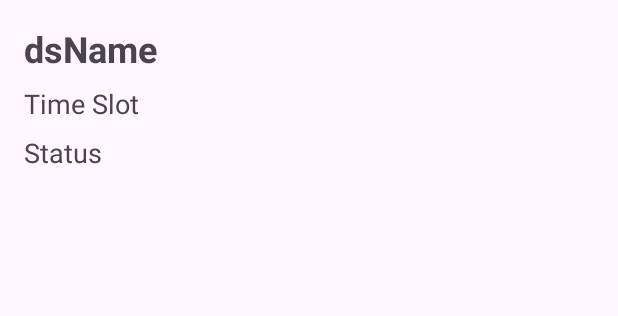
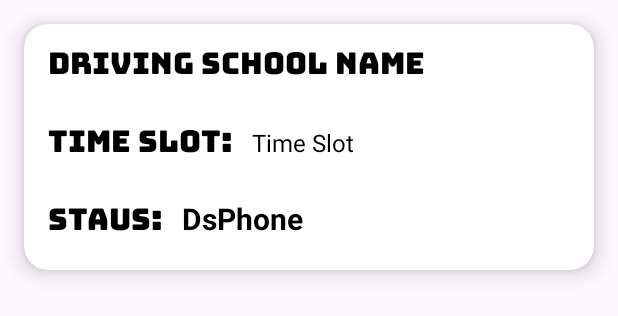
Before and after one commit to AnoopVL/AhenUser-Android, an Android app: the layout booking_request_item.xml on its own in the app's theme, with its tools: preview values and no code run, on a phone screen of 412 x 824 dp. Shown: the top 316 px of the screen. Run offline under Robolectric (Android 15) with nearby library versions, the phone set to English and light mode, and no system bars; Roboto replaces fonts that are not available here.

Commit message:
payNow button addede

```diff
--- a/app/src/main/java/com/avl/ahenuser/HistoryAdapter.java
+++ b/app/src/main/java/com/avl/ahenuser/HistoryAdapter.java
@@ -5,6 +5,7 @@ import android.content.Context;
 import android.view.LayoutInflater;
 import android.view.View;
 import android.view.ViewGroup;
+import android.widget.Button;
 import android.widget.TextView;
 
 import androidx.annotation.NonNull;
@@ -50,17 +51,25 @@ public class HistoryAdapter extends RecyclerView.Adapter<HistoryAdapter.ViewHold
         TextView drivingSchoolName;
         TextView timeSlot;
         TextView status;
+        Button payNow;
 
         public ViewHolder(@NonNull View itemView) {
             super(itemView);
             drivingSchoolName = itemView.findViewById(R.id.drivingSchoolName);
             timeSlot = itemView.findViewById(R.id.timeSlot);
             status = itemView.findViewById(R.id.status);
+            payNow = itemView.findViewById(R.id.payNow);
         }
         public void bind(BookingRequests booking) {
             drivingSchoolName.setText(booking.getDsName());
-            timeSlot.setText("Time Slot: " + booking.getTimeSlot());
-            status.setText("Status: " + booking.getStatus());
+            timeSlot.setText(booking.getTimeSlot());
+            status.setText(booking.getStatus());
+
+            if (booking.getStatus().equalsIgnoreCase("accepted")) {
+                payNow.setVisibility(View.VISIBLE);
+            } else {
+                payNow.setVisibility(View.GONE);
+            }
         }
     }
 }
--- a/app/src/main/java/com/avl/ahenuser/HistoryFragment.java
+++ b/app/src/main/java/com/avl/ahenuser/HistoryFragment.java
@@ -85,8 +85,6 @@ public class HistoryFragment extends Fragment {
                              Bundle savedInstanceState) {
         View view = inflater.inflate(R.layout.fragment_history, container, false);
         mAuth = FirebaseAuth.getInstance();
-//        userPhone = mAuth.getCurrentUser().getPhoneNumber(); // Assuming phone number is used for authentication
-
 
         mDatabase = FirebaseDatabase.getInstance().getReference();
 
@@ -109,10 +107,8 @@ public class HistoryFragment extends Fragment {
                 if (!userPhoneStr.isEmpty()) {
                     fetchBookingHistory(userPhoneStr);
                 } else {
-                    // Show message to enter user phone number
                     Toast.makeText(getContext(), "Please enter user phone number", Toast.LENGTH_SHORT).show();
                 }
-//                fetchBookingHistory(userPhoneStr);
             }
         });
         return view;
--- a/app/src/main/res/layout/booking_request_item.xml
+++ b/app/src/main/res/layout/booking_request_item.xml
@@ -1,33 +1,132 @@
 <?xml version="1.0" encoding="utf-8"?>
-<LinearLayout
-    xmlns:android="http://schemas.android.com/apk/res/android"
+<androidx.cardview.widget.CardView xmlns:android="http://schemas.android.com/apk/res/android"
     android:layout_width="match_parent"
     android:layout_height="wrap_content"
-    android:orientation="vertical"
-    android:padding="16dp">
+    xmlns:app="http://schemas.android.com/apk/res-auto"
+    app:cardElevation="8dp"
+    app:cardCornerRadius="16dp"
+    android:layout_margin="16dp"
+    android:layout_marginTop="8dp"
+    >
 
+    <LinearLayout
+        android:layout_width="match_parent"
+        android:layout_height="wrap_content"
+        android:layout_marginLeft="16dp"
+        android:layout_marginBottom="8dp"
+        android:layout_marginRight="16dp"
+        android:orientation="vertical">
+
+        <LinearLayout
+            android:layout_width="wrap_content"
+            android:layout_height="wrap_content"
+            android:layout_gravity="left"
+            android:orientation="horizontal"
+            >
             <TextView
                 android:id="@+id/drivingSchoolName"
                 android:layout_width="wrap_content"
                 android:layout_height="wrap_content"
-        android:text="dsName"
-        android:textSize="24sp"
-        android:textStyle="bold" />
+                android:textSize="20dp"
+                android:text="Driving School Name"
+                android:textColor="@color/black"
+                android:fontFamily="@font/bungee"
+                />
+        </LinearLayout>
 
+        <LinearLayout
+            android:layout_width="wrap_content"
+            android:layout_height="wrap_content"
+            android:layout_gravity="left"
+            android:orientation="horizontal">
+            <TextView
+                android:layout_width="wrap_content"
+                android:layout_height="wrap_content"
+                android:textSize="20dp"
+                android:text="Time Slot: "
+                android:textColor="@color/black"
+                android:fontFamily="@font/bungee"
+                />
             <TextView
                 android:id="@+id/timeSlot"
                 android:layout_width="wrap_content"
                 android:layout_height="wrap_content"
+                android:textSize="16dp"
+                android:layout_marginLeft="8dp"
                 android:text="Time Slot"
-        android:textSize="18sp"
-        android:layout_marginTop="8dp" />
+                android:textColor="@color/black"
+                />
+        </LinearLayout>
 
+        <LinearLayout
+            android:layout_width="wrap_content"
+            android:layout_height="wrap_content"
+            android:layout_gravity="left"
+            android:orientation="horizontal">
+            <TextView
+                android:layout_width="wrap_content"
+                android:layout_height="wrap_content"
+                android:textSize="20dp"
+                android:text="Staus: "
+                android:textColor="@color/black"
+                android:fontFamily="@font/bungee"
+                />
             <TextView
                 android:id="@+id/status"
                 android:layout_width="wrap_content"
                 android:layout_height="wrap_content"
-        android:text="Status"
-        android:textSize="18sp"
-        android:layout_marginTop="8dp" />
+                android:textSize="20sp"
+                android:layout_marginLeft="8dp"
+                android:text="DsPhone"
+                android:textStyle="bold"
+                android:textColor="@color/black"
+                />
+        </LinearLayout>
+
+        <Button
+            android:id="@+id/payNow"
+            android:layout_width="wrap_content"
+            android:layout_height="wrap_content"
+            android:text="Pay Now!!"
+            android:backgroundTint="@color/purple"
+            android:fontFamily="@font/bungee"
+            android:layout_gravity="center_horizontal"
+            android:visibility="gone"
+            />
 
     </LinearLayout>
+
+
+</androidx.cardview.widget.CardView>
+<!--<LinearLayout-->
+<!--    xmlns:android="http://schemas.android.com/apk/res/android"-->
+<!--    android:layout_width="match_parent"-->
+<!--    android:layout_height="wrap_content"-->
+<!--    android:orientation="vertical"-->
+<!--    android:padding="16dp">-->
+
+<!--    <TextView-->
+<!--        android:id="@+id/drivingSchoolName"-->
+<!--        android:layout_width="wrap_content"-->
+<!--        android:layout_height="wrap_content"-->
+<!--        android:text="dsName"-->
+<!--        android:textSize="24sp"-->
+<!--        android:textStyle="bold" />-->
+
+<!--    <TextView-->
+<!--        android:id="@+id/timeSlot"-->
+<!--        android:layout_width="wrap_content"-->
+<!--        android:layout_height="wrap_content"-->
+<!--        android:text="Time Slot"-->
+<!--        android:textSize="18sp"-->
+<!--        android:layout_marginTop="8dp" />-->
+
+<!--    <TextView-->
+<!--        android:id="@+id/status"-->
+<!--        android:layout_width="wrap_content"-->
+<!--        android:layout_height="wrap_content"-->
+<!--        android:text="Status"-->
+<!--        android:textSize="18sp"-->
+<!--        android:layout_marginTop="8dp" />-->
+
+<!--</LinearLayout>-->
```
Lines whose indentation alone changed are shown as unchanged.
